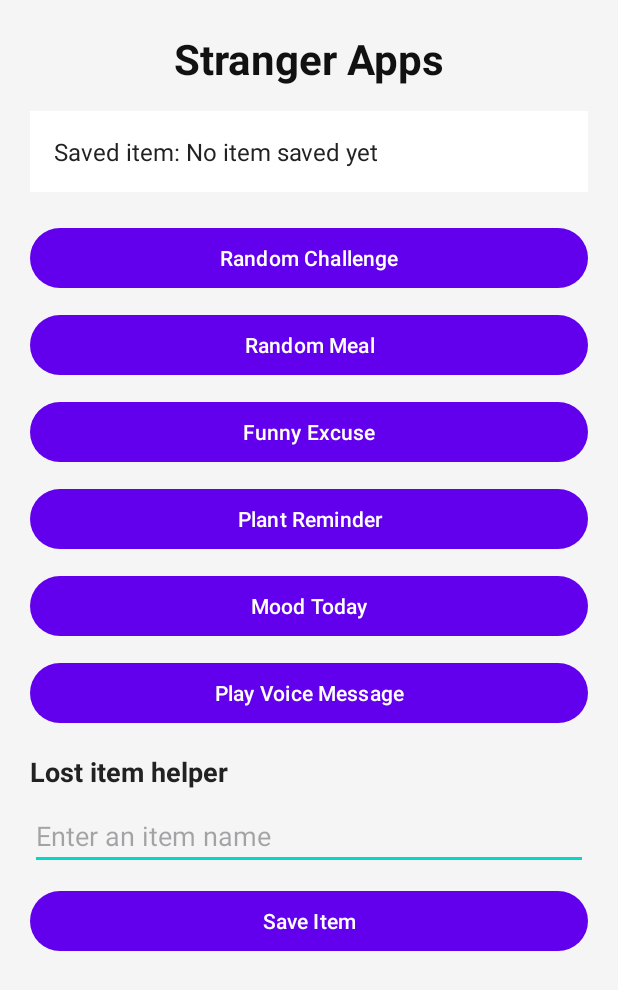
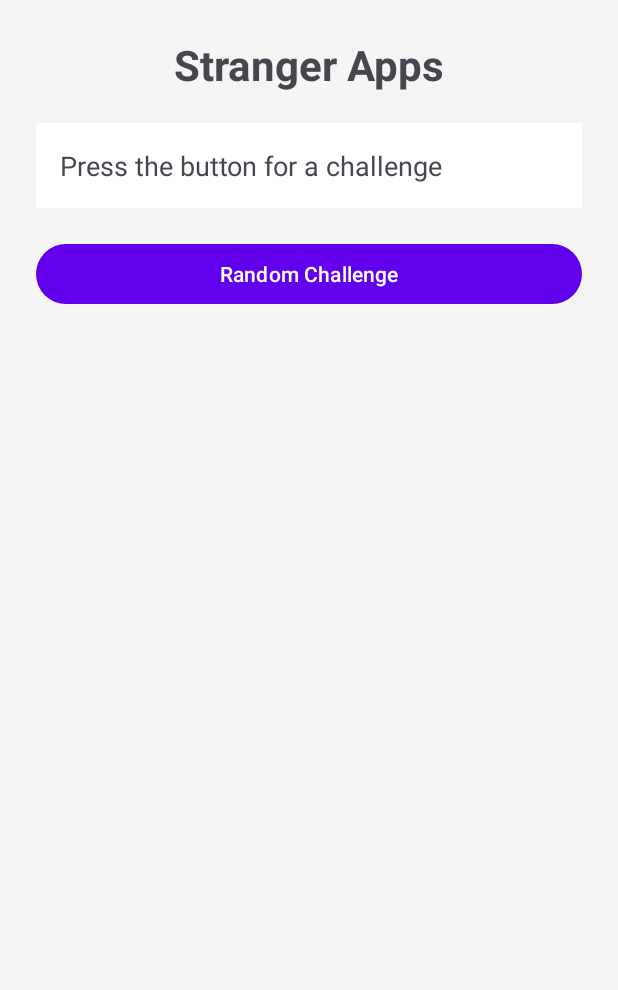
Before and after one commit to koko-12-2/Stranger-Apps, an Android app: the screen it shows after launch (MainActivity), on a phone screen of 412 x 824 dp. Shown: the top 990 px of the screen. Run offline under Robolectric (Android 15) with nearby library versions, the phone set to English and light mode, and no system bars.

Commit message:
Refactor activity_main.xml layout structure
Updated layout parameters for TextViews and Buttons, removed unused elements, and adjusted padding.

```diff
--- a/app/src/main/res/layout/activity_main.xml
+++ b/app/src/main/res/layout/activity_main.xml
@@ -1,109 +1,35 @@
 <?xml version="1.0" encoding="utf-8"?>
 <LinearLayout xmlns:android="http://schemas.android.com/apk/res/android"
-    xmlns:app="http://schemas.android.com/apk/res-auto"
     android:layout_width="match_parent"
     android:layout_height="match_parent"
-    android:background="#F5F5F5"
     android:orientation="vertical"
-    android:padding="20dp">
+    android:padding="24dp"
+    android:background="#F5F5F5">
 
     <TextView
         android:id="@+id/titleText"
         android:layout_width="match_parent"
         android:layout_height="wrap_content"
-        android:layout_marginBottom="16dp"
+        android:text="Stranger Apps"
+        android:textSize="28sp"
+        android:textStyle="bold"
         android:gravity="center"
-        android:text="Stranger Apps"
-        android:textColor="#111111"
-        android:textSize="28sp"
-        android:textStyle="bold" />
+        android:paddingBottom="20dp" />
 
     <TextView
         android:id="@+id/resultText"
         android:layout_width="match_parent"
         android:layout_height="wrap_content"
-        android:layout_marginBottom="20dp"
+        android:text="Press the button for a challenge"
+        android:textSize="18sp"
+        android:padding="16dp"
         android:background="#FFFFFF"
-        android:padding="16dp"
-        android:text="Saved item: No item saved yet"
-        android:textColor="#222222"
-        android:textSize="16sp" />
+        android:layout_marginBottom="20dp" />
 
-    <ScrollView
+    <Button
+        android:id="@+id/challengeButton"
         android:layout_width="match_parent"
-        android:layout_height="0dp"
-        android:layout_weight="1">
-
-        <LinearLayout
-            android:layout_width="match_parent"
-            android:layout_height="wrap_content"
-            android:orientation="vertical">
-
-            <Button
-                android:id="@+id/challengeButton"
-                android:layout_width="match_parent"
-                android:layout_height="wrap_content"
-                android:layout_marginBottom="10dp"
-                android:text="Random Challenge" />
-
-            <Button
-                android:id="@+id/mealButton"
-                android:layout_width="match_parent"
-                android:layout_height="wrap_content"
-                android:layout_marginBottom="10dp"
-                android:text="Random Meal" />
-
-            <Button
-                android:id="@+id/excuseButton"
-                android:layout_width="match_parent"
-                android:layout_height="wrap_content"
-                android:layout_marginBottom="10dp"
-                android:text="Funny Excuse" />
-
-            <Button
-                android:id="@+id/plantButton"
-                android:layout_width="match_parent"
-                android:layout_height="wrap_content"
-                android:layout_marginBottom="10dp"
-                android:text="Plant Reminder" />
-
-            <Button
-                android:id="@+id/moodButton"
-                android:layout_width="match_parent"
-                android:layout_height="wrap_content"
-                android:layout_marginBottom="10dp"
-                android:text="Mood Today" />
-
-            <Button
-                android:id="@+id/soundButton"
-                android:layout_width="match_parent"
-                android:layout_height="wrap_content"
-                android:layout_marginBottom="16dp"
-                android:text="Play Voice Message" />
-
-            <TextView
-                android:layout_width="match_parent"
-                android:layout_height="wrap_content"
-                android:layout_marginBottom="8dp"
-                android:text="Lost item helper"
-                android:textColor="#222222"
-                android:textSize="18sp"
-                android:textStyle="bold" />
-
-            <EditText
-                android:id="@+id/itemInput"
-                android:layout_width="match_parent"
-                android:layout_height="wrap_content"
-                android:layout_marginBottom="10dp"
-                android:hint="Enter an item name"
-                android:inputType="text" />
-
-            <Button
-                android:id="@+id/saveItemButton"
-                android:layout_width="match_parent"
-                android:layout_height="wrap_content"
-                android:text="Save Item" />
-        </LinearLayout>
-    </ScrollView>
+        android:layout_height="wrap_content"
+        android:text="Random Challenge" />
 
 </LinearLayout>
```
